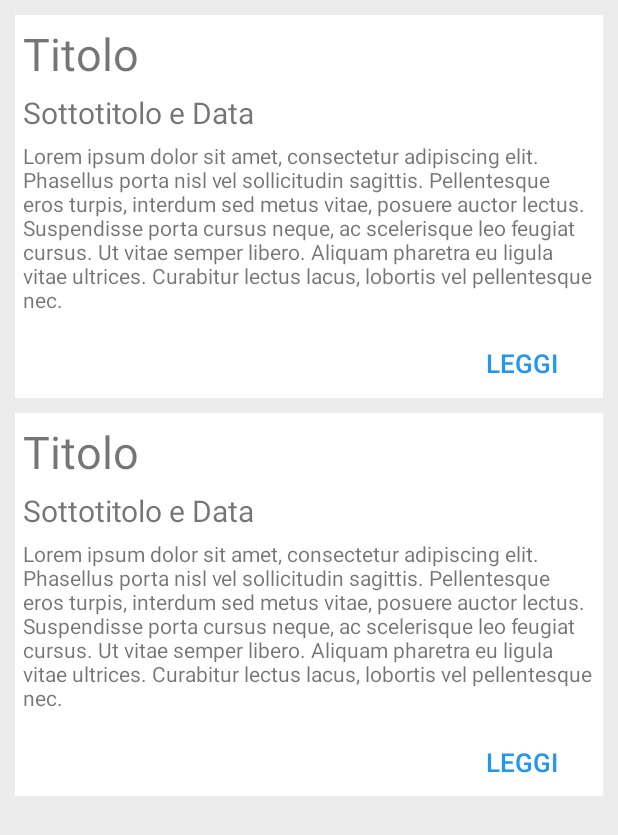
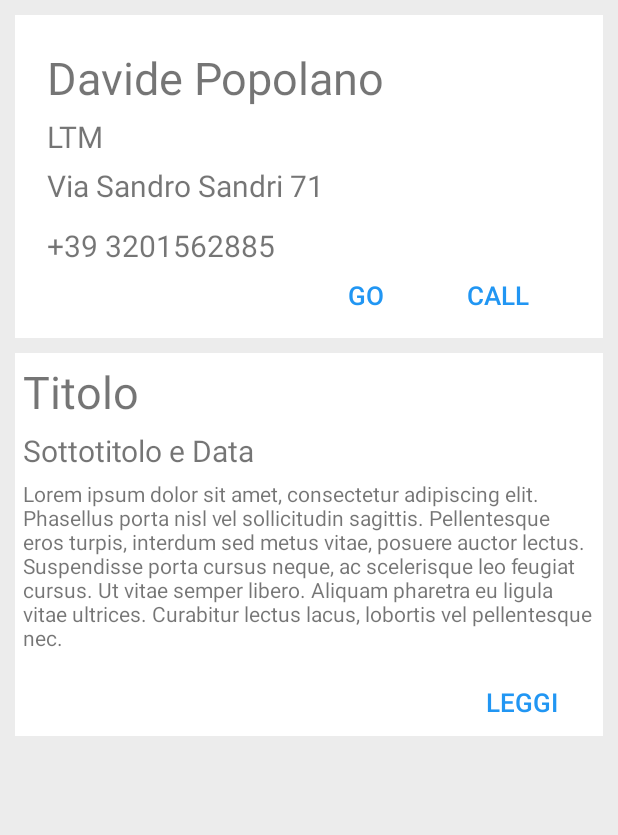
Before and after one commit to davidepopolano/Progetto, an Android app: the screen it shows after launch (MainActivity), after a tap on "LOGIN", on a phone screen of 412 x 824 dp. Shown: the top 835 px of the screen. Run offline under Robolectric (Android 15) with nearby library versions, the phone set to English and light mode, and no system bars.

Commit message:
go&call_Button

```diff
--- a/app/src/main/java/com/elis/ltm/progetto/LoginActivity.java
+++ b/app/src/main/java/com/elis/ltm/progetto/LoginActivity.java
@@ -2,6 +2,7 @@ package com.elis.ltm.progetto;
 
 import android.app.Activity;
 import android.content.Intent;
+import android.nfc.Tag;
 import android.os.Bundle;
 import android.view.View;
 import android.widget.Button;
@@ -9,12 +10,11 @@ import android.widget.EditText;
 import android.widget.Toast;
 
 
-public class LoginActivity extends Activity implements View.OnClickListener{
+public class LoginActivity extends Activity implements View.OnClickListener {
 
     EditText usernameET;
     EditText passwordET;
     Button loginBtn;
-
 
 
     @Override
@@ -27,39 +27,30 @@ public class LoginActivity extends Activity implements View.OnClickListener{
         passwordET = (EditText) findViewById(R.id.login_et_passw);
         loginBtn = (Button) findViewById(R.id.login_btn);
         loginBtn.setOnClickListener(this);
+    }
+    @Override
+    public void onClick(View v) {
+        if(v.getId()== R.id.login_btn){
+            String name = usernameET.getText().toString();
+            String password = passwordET.getText().toString();
+
+            if (onLogin(name, password)) {
+                Toast.makeText(LoginActivity.this, getString(R.string.login_succ), Toast.LENGTH_LONG).show();
+                Intent intent = new Intent(LoginActivity.this, MainActivity.class);
+                startActivity(intent);
+                finish();
+            } else {
+                Toast.makeText(LoginActivity.this, "Something went wrong", Toast.LENGTH_SHORT).show();
+            }
+        }
+
 
     }
 
-
-
-    @Override
-    public void onClick(View v) {
-        String name = usernameET.getText().toString();
-        String password = passwordET.getText().toString();
-
-        if(onLogin(name, password)) {
-            Toast.makeText(LoginActivity.this,getString(R.string.login_succ), Toast.LENGTH_LONG).show();
-            Intent intent = new Intent(LoginActivity.this,MainActivity.class);
-            startActivity(intent);
-            finish();
-        }else{
-            Toast.makeText(LoginActivity.this,"Something went wrong", Toast.LENGTH_SHORT).show();
-        }
-
-    }
-    public boolean onLogin(String username, String password){
+    public boolean onLogin(String username, String password) {
 
         return true;
     }
 
 
-
-
-
-
-
-
-
-
-
 }
--- a/app/src/main/java/com/elis/ltm/progetto/MainActivity.java
+++ b/app/src/main/java/com/elis/ltm/progetto/MainActivity.java
@@ -1,20 +1,57 @@
 package com.elis.ltm.progetto;
 
 import android.app.Activity;
+import android.content.Intent;
+import android.net.Uri;
 import android.os.Bundle;
 import android.os.PersistableBundle;
 import android.util.Log;
+import android.view.View;
+import android.widget.Button;
+import android.widget.TextView;
 
-public class MainActivity extends Activity {
+public class MainActivity extends Activity implements View.OnClickListener{
+
+    Button call;
+    Button go;
+    TextView numero;
+    TextView via;
 
     @Override
     protected void onCreate(Bundle savedInstanceState) {
         super.onCreate(savedInstanceState);
-        setContentView(R.layout.main_layout);
+        //view activity_main
+        setContentView(R.layout.activity_main);
+
+        call = (Button) findViewById(R.id.call_btn);
+        go = (Button) findViewById(R.id.go_btn);
+        numero = (TextView) findViewById(R.id.numerotelefono);
+        via = (TextView) findViewById(R.id.address);
+        call.setOnClickListener(this);
+        go.setOnClickListener(this);
+
     }
 
+
     @Override
-    public void finish() {
-        super.finish();
+    public void onClick(View v) {
+        if(v.getId() == R.id.call_btn){
+            Intent intent = new Intent();
+            intent.setAction(Intent.ACTION_VIEW);
+            Uri uri = Uri.parse("tel:" + numero.getText().toString());
+            intent.setData(uri);
+            startActivity(intent);
+        }else if(v.getId() == R.id.go_btn){
+
+            Intent intent = new Intent();
+            intent.setAction(Intent.ACTION_VIEW);
+            Uri uri = Uri.parse("geo:0,0?q=" + via.getText().toString());
+            intent.setData(uri);
+            startActivity(intent);
+        }
+
+
+
+
     }
 }
--- a/app/src/main/res/layout/main_layout.xml
+++ b/app/src/main/res/layout/activity_main.xml
@@ -1,111 +1,149 @@
 <?xml version="1.0" encoding="utf-8"?>
 <LinearLayout xmlns:android="http://schemas.android.com/apk/res/android"
-    android:orientation="vertical"
     android:layout_width="match_parent"
     android:layout_height="match_parent"
+    android:background="@color/background"
     android:gravity="top"
-    android:background="@color/background">
+    android:orientation="vertical">
 
     <LinearLayout
-        android:background="@color/whith"
         android:layout_width="match_parent"
-        android:layout_height="255dp"
-        android:layout_marginTop="10dp"
+        android:layout_height="215dp"
+        android:layout_marginBottom="0dp"
         android:layout_marginEnd="10dp"
         android:layout_marginStart="10dp"
-        android:layout_marginBottom="0dp"
+        android:layout_marginTop="10dp"
+        android:background="@color/whith"
+        android:padding="16dp"
+
         android:orientation="vertical">
+
+
         <TextView
             android:layout_width="wrap_content"
             android:layout_height="wrap_content"
-            android:text="@string/tit"
-            android:textSize="30dp"
             android:layout_gravity="start"
-            android:padding="5dp"/>
+            android:padding="5dp"
+            android:text="@string/nome"
+            android:textSize="30dp" />
 
         <LinearLayout
             android:layout_width="match_parent"
             android:layout_height="27dp">
+
+
             <TextView
                 android:layout_width="match_parent"
-                android:layout_height="27dp"
-                android:text="@string/sot"
+                android:layout_height="40dp"
+                android:paddingStart="5dp"
+                android:text="@string/corso"
                 android:textSize="20dp"
-                android:paddingStart="5dp"/>
+                android:id="@+id/textView2" />
 
         </LinearLayout>
+
         <TextView
             android:layout_width="match_parent"
-            android:layout_height="130dp"
-            android:text="@string/lorem"
-            android:padding="5dp"/>
+            android:layout_height="40dp"
+            android:padding="5dp"
+            android:textSize="20dp"
+            android:text="@string/indirizzo"
+            android:id="@+id/address"/>
+
+        <TextView
+            android:layout_width="match_parent"
+            android:layout_height="40dp"
+            android:padding="5dp"
+            android:textSize="20dp"
+            android:text="@string/num_tel"
+            android:id="@+id/numerotelefono"/>
+
         <LinearLayout
-            android:orientation="vertical"
             android:layout_width="match_parent"
             android:layout_height="wrap_content"
             android:gravity="end"
+            android:orientation="horizontal"
             android:paddingEnd="10dp">
 
             <Button
                 style="@android:style/Holo.ButtonBar"
                 android:layout_width="wrap_content"
                 android:layout_height="wrap_content"
+                android:text="@string/vai"
                 android:textColor="@color/colorPrimary"
                 android:textSize="17dp"
-                android:text="@string/leggi" />
+                android:id="@+id/go_btn" />
+
+            <Button
+                style="@android:style/Holo.ButtonBar"
+                android:layout_width="wrap_content"
+                android:layout_height="wrap_content"
+                android:text="@string/chiama"
+                android:textColor="@color/colorPrimary"
+                android:textSize="17dp"
+                android:id="@+id/call_btn"/>
+
+
+
+
+
 
         </LinearLayout>
     </LinearLayout>
 
     <LinearLayout
-        android:background="@color/whith"
         android:layout_width="match_parent"
         android:layout_height="255dp"
-        android:layout_marginTop="10dp"
+        android:layout_marginBottom="0dp"
         android:layout_marginEnd="10dp"
         android:layout_marginStart="10dp"
-        android:layout_marginBottom="0dp"
+        android:layout_marginTop="10dp"
+        android:background="@color/whith"
         android:orientation="vertical">
+
         <TextView
+            android:id="@+id/textView"
             android:layout_width="wrap_content"
             android:layout_height="wrap_content"
-            android:text="@string/tit"
-            android:textSize="30dp"
             android:layout_gravity="start"
             android:padding="5dp"
-            android:id="@+id/textView" />
+            android:text="@string/tit"
+            android:textSize="30dp" />
 
         <LinearLayout
             android:layout_width="match_parent"
             android:layout_height="27dp">
+
             <TextView
                 android:layout_width="match_parent"
                 android:layout_height="27dp"
+                android:paddingStart="5dp"
                 android:text="@string/sot"
-                android:textSize="20dp"
-                android:paddingStart="5dp"/>
+                android:textSize="20dp" />
 
         </LinearLayout>
+
         <TextView
             android:layout_width="match_parent"
             android:layout_height="130dp"
-            android:text="@string/lorem"
-            android:padding="5dp"/>
+            android:padding="5dp"
+            android:text="@string/lorem" />
+
         <LinearLayout
-            android:orientation="vertical"
             android:layout_width="match_parent"
             android:layout_height="50dp"
             android:gravity="end"
+            android:orientation="vertical"
             android:paddingEnd="10dp">
 
             <Button
+                android:id="@+id/button"
                 style="@android:style/Holo.ButtonBar"
                 android:layout_width="wrap_content"
                 android:layout_height="wrap_content"
+                android:text="@string/leggi"
                 android:textColor="@color/colorPrimary"
-                android:textSize="17dp"
-                android:text="@string/leggi"
-                android:id="@+id/button" />
+                android:textSize="17dp" />
 
         </LinearLayout>
     </LinearLayout>
--- a/app/src/main/res/values/strings.xml
+++ b/app/src/main/res/values/strings.xml
@@ -13,5 +13,17 @@
     <string name="login">Login</string>
     <string name="email">Insert your E-Mail</string>
     <string name="pass">Insert your Password</string>
-    <string name="login_succ">Logged in succesful</string>
+    <string name="login_succ">Logged in successful</string>
+
+    <string name="nome">Davide Popolano</string>
+    <string name="num_tel">+39 3201562885</string>
+    <string name="corso">LTM</string>
+    <string name="indirizzo">Via Sandro Sandri 71</string>
+    <string name="vai">Go</string>
+    <string name="chiama">Call</string>
+
+
+
+
+
 </resources>
```
Also changed, not shown: app/src/main/res/layout/activity_login.xml (+35 -36 lines), app/src/main/res/layout/activity_register.xml (+15 -20 lines).
